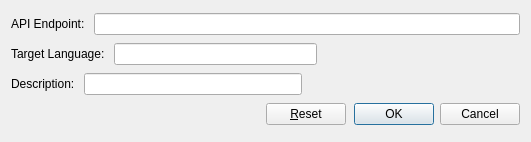
The window that configdialog.ui (easai/ViFlash) describes before a commit, drawn with Qt 5.
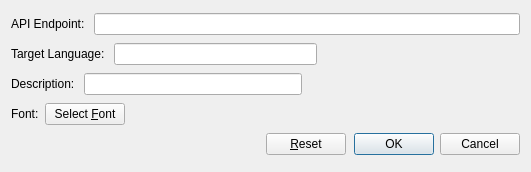
The same window after the commit.

Commit message: Add font settings.

What changed in the file:
```diff
--- a/configdialog.ui
+++ b/configdialog.ui
@@ -7,7 +7,7 @@
     <x>0</x>
     <y>0</y>
     <width>531</width>
-    <height>142</height>
+    <height>172</height>
    </rect>
   </property>
   <property name="windowTitle">
@@ -82,6 +82,37 @@
      </item>
     </layout>
    </item>
+   <item>
+    <layout class="QHBoxLayout" name="horizontalLayout_6">
+     <item>
+      <widget class="QLabel" name="label">
+       <property name="text">
+        <string>Font:</string>
+       </property>
+      </widget>
+     </item>
+     <item>
+      <widget class="QPushButton" name="fontButton">
+       <property name="text">
+        <string>Select &amp;Font</string>
+       </property>
+      </widget>
+     </item>
+     <item>
+      <spacer name="horizontalSpacer_4">
+       <property name="orientation">
+        <enum>Qt::Horizontal</enum>
+       </property>
+       <property name="sizeHint" stdset="0">
+        <size>
+         <width>40</width>
+         <height>20</height>
+        </size>
+       </property>
+      </spacer>
+     </item>
+    </layout>
+   </item>
    <item>
     <layout class="QHBoxLayout" name="horizontalLayout_3">
      <item>
```
The commit also changes 6 other files.
